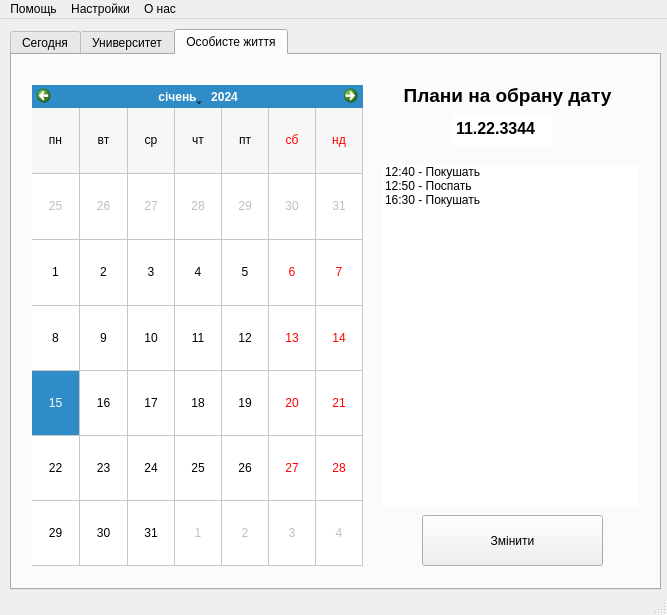
Above: mainwindow.ui from zEEmperon/Course-Project-KNT-129 before the change. Below: the same form after it.
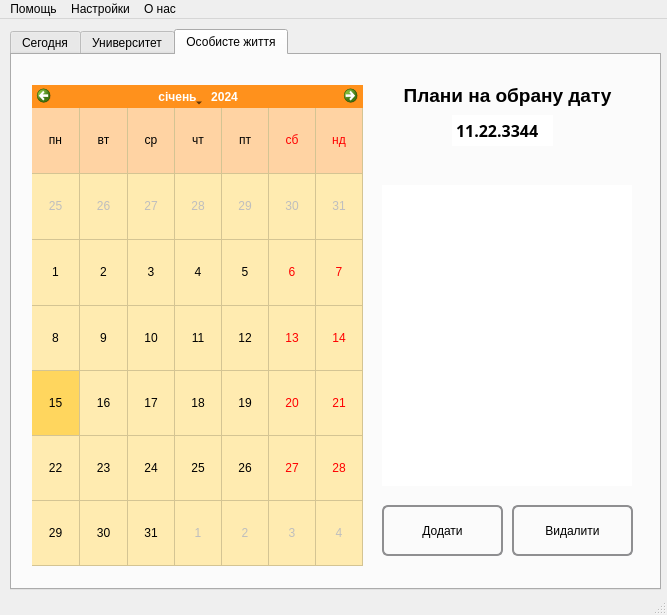
That is the form after the change.

Commit message: I have added some styles and events to the Personal Life tab

```diff
--- a/mainwindow.ui
+++ b/mainwindow.ui
@@ -26,6 +26,9 @@
       <height>561</height>
      </rect>
     </property>
+    <property name="styleSheet">
+     <string notr="true"/>
+    </property>
     <property name="currentIndex">
      <number>2</number>
     </property>
@@ -528,6 +531,38 @@
         <height>481</height>
        </rect>
       </property>
+      <property name="styleSheet">
+       <string notr="true">QWidget#qt_calendar_navigationbar
+{
+    background-color: #ff911c;
+    border: none;
+}
+QCalendarWidget QToolButton:hover
+{
+  background-color: #ffd65e;
+border-style: none;
+}
+QCalendarWidget QMenu {
+  	width: 150px;
+  	left: 20px;
+  	color: white;
+  	font-size: 12px;
+  	background-color:#ff911c;
+  }
+QCalendarWidget QAbstractItemView:enabled 
+  {
+  	font-size: 12px;  
+  	color: black;  
+  	background-color: #ffebb0;  
+  	selection-background-color:#ffd65e; 
+  	selection-color:black; 
+  }
+QCalendarWidget QWidget { alternate-background-color: #ffd3a3; }
+
+   
+
+</string>
+      </property>
       <property name="locale">
        <locale language="Ukrainian" country="Ukraine"/>
       </property>
@@ -538,37 +573,6 @@
        <enum>QCalendarWidget::NoVerticalHeader</enum>
       </property>
      </widget>
-     <widget class="QListWidget" name="listPlansPersonalLife">
-      <property name="geometry">
-       <rect>
-        <x>370</x>
-        <y>110</y>
-        <width>256</width>
-        <height>341</height>
-       </rect>
-      </property>
-      <property name="frameShape">
-       <enum>QFrame::NoFrame</enum>
-      </property>
-      <property name="frameShadow">
-       <enum>QFrame::Plain</enum>
-      </property>
-      <item>
-       <property name="text">
-        <string>12:40 - Покушать</string>
-       </property>
-      </item>
-      <item>
-       <property name="text">
-        <string>12:50 - Поспать</string>
-       </property>
-      </item>
-      <item>
-       <property name="text">
-        <string>16:30 - Покушать</string>
-       </property>
-      </item>
-     </widget>
      <widget class="QLabel" name="label_5">
       <property name="geometry">
        <rect>
@@ -595,14 +599,39 @@
      <widget class="QPushButton" name="buttonChangePersonalLife">
       <property name="geometry">
        <rect>
-        <x>410</x>
-        <y>460</y>
-        <width>181</width>
+        <x>370</x>
+        <y>450</y>
+        <width>121</width>
         <height>51</height>
        </rect>
       </property>
+      <property name="styleSheet">
+       <string notr="true">QPushButton {
+     border: 2px solid #8f8f91;
+     border-radius: 6px;
+     background-color: qlineargradient(x1: 0, y1: 0, x2: 0, y2: 1,
+                                       stop: 0 #f6f7fa, stop: 1 #dadbde);
+     min-width: 80px;
+ }
+
+ QPushButton:pressed {
+     background-color: qlineargradient(x1: 0, y1: 0, x2: 0, y2: 1,
+                                       stop: 0 #dadbde, stop: 1 #f6f7fa);
+ }
+
+ QPushButton:flat {
+     border: none; /* для плоской кнопки границы нет */
+ }
+
+ QPushButton:default {
+     border-color: navy; /* делаем кнопку по умолчанию выпуклой */
+ }
+
+
+</string>
+      </property>
       <property name="text">
-       <string>Змінити</string>
+       <string>Додати</string>
       </property>
      </widget>
      <widget class="QTextEdit" name="textEdit">
@@ -616,9 +645,10 @@
       </property>
       <property name="font">
        <font>
+        <family>MS Reference Sans Serif</family>
         <pointsize>12</pointsize>
-        <weight>75</weight>
-        <bold>true</bold>
+        <weight>50</weight>
+        <bold>false</bold>
        </font>
       </property>
       <property name="frameShape">
@@ -631,8 +661,98 @@
        <string>&lt;!DOCTYPE HTML PUBLIC &quot;-//W3C//DTD HTML 4.0//EN&quot; &quot;http://www.w3.org/TR/REC-html40/strict.dtd&quot;&gt;
 &lt;html&gt;&lt;head&gt;&lt;meta name=&quot;qrichtext&quot; content=&quot;1&quot; /&gt;&lt;style type=&quot;text/css&quot;&gt;
 p, li { white-space: pre-wrap; }
-&lt;/style&gt;&lt;/head&gt;&lt;body style=&quot; font-family:'MS Shell Dlg 2'; font-size:12pt; font-weight:600; font-style:normal;&quot;&gt;
-&lt;p style=&quot; margin-top:0px; margin-bottom:0px; margin-left:0px; margin-right:0px; -qt-block-indent:0; text-indent:0px;&quot;&gt;11.22.3344&lt;/p&gt;&lt;/body&gt;&lt;/html&gt;</string>
+&lt;/style&gt;&lt;/head&gt;&lt;body style=&quot; font-family:'MS Reference Sans Serif'; font-size:12pt; font-weight:400; font-style:normal;&quot;&gt;
+&lt;p style=&quot; margin-top:0px; margin-bottom:0px; margin-left:0px; margin-right:0px; -qt-block-indent:0; text-indent:0px;&quot;&gt;&lt;span style=&quot; font-family:'MS Shell Dlg 2'; font-weight:600;&quot;&gt;11.22.3344&lt;/span&gt;&lt;/p&gt;&lt;/body&gt;&lt;/html&gt;</string>
+      </property>
+     </widget>
+     <widget class="QTableWidget" name="tablePersonalLifeEvents">
+      <property name="geometry">
+       <rect>
+        <x>370</x>
+        <y>130</y>
+        <width>250</width>
+        <height>301</height>
+       </rect>
+      </property>
+      <property name="styleSheet">
+       <string notr="true">QHeaderView::section {
+    background-color: #ff911c;
+    padding: 4px;
+    font-size: 9pt;
+color: #ffffff;
+    border-style: none;
+    border-bottom: 1px solid #ffffff;
+    border-right: 1px solid #ffffff;
+}
+
+QHeaderView::section:horizontal
+{
+    border-top: 1px solid #ffffff;
+}
+
+QHeaderView::section:vertical
+{
+    border-left: 1px solid #ffffff;
+}
+QTableWidget {
+    gridline-color: #ffffff;
+}
+QTableWidget QTableCornerButton::section {
+    border: 1px solid #ffffff;
+}
+QTableWidget::item{ 
+    background-color: #ffebb0; 
+}
+QTableWidget::item:selected{
+ background-color: #ffd65e;
+ }</string>
+      </property>
+      <property name="frameShape">
+       <enum>QFrame::NoFrame</enum>
+      </property>
+      <property name="selectionBehavior">
+       <enum>QAbstractItemView::SelectRows</enum>
+      </property>
+      <attribute name="horizontalHeaderVisible">
+       <bool>false</bool>
+      </attribute>
+     </widget>
+     <widget class="QPushButton" name="buttonRemovePersonalLife">
+      <property name="geometry">
+       <rect>
+        <x>500</x>
+        <y>450</y>
+        <width>121</width>
+        <height>51</height>
+       </rect>
+      </property>
+      <property name="styleSheet">
+       <string notr="true">QPushButton {
+     border: 2px solid #8f8f91;
+     border-radius: 6px;
+     background-color: qlineargradient(x1: 0, y1: 0, x2: 0, y2: 1,
+                                       stop: 0 #f6f7fa, stop: 1 #dadbde);
+     min-width: 80px;
+ }
+
+ QPushButton:pressed {
+     background-color: qlineargradient(x1: 0, y1: 0, x2: 0, y2: 1,
+                                       stop: 0 #dadbde, stop: 1 #f6f7fa);
+ }
+
+ QPushButton:flat {
+     border: none; /* для плоской кнопки границы нет */
+ }
+
+ QPushButton:default {
+     border-color: navy; /* делаем кнопку по умолчанию выпуклой */
+ }
+
+
+</string>
+      </property>
+      <property name="text">
+       <string>Видалити</string>
       </property>
      </widget>
     </widget>
```
Left out of the diff: 2 changed lines with no effect on the pictures. The commit also changes 3 other files.
